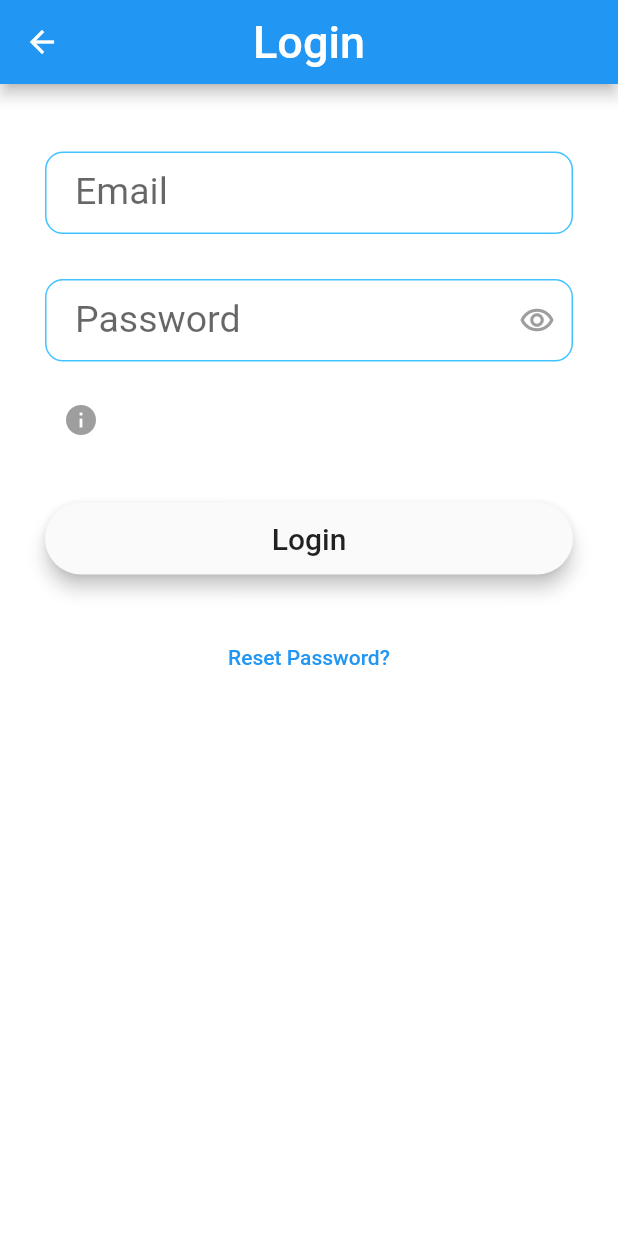
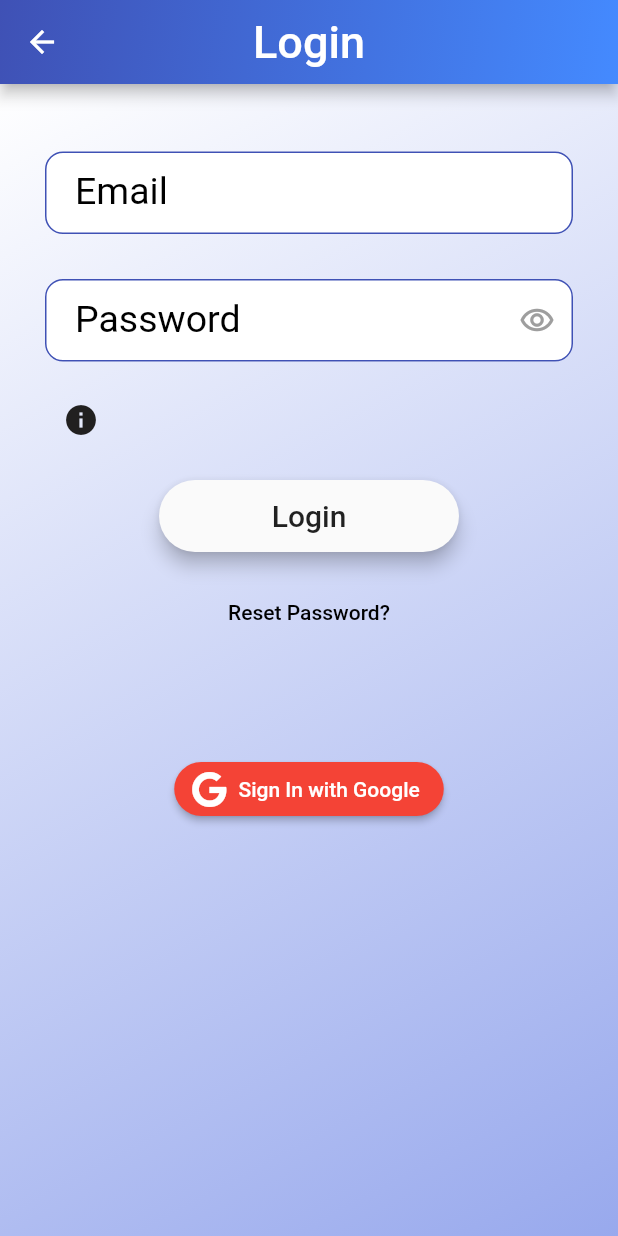
Before and after one commit to namelessto/chitchat, a Flutter app: the screen it shows after launch, after a tap on "Login", on a phone screen of 412 x 824 dp. Run offline on Flutter 3.47's test engine with Material 2 defaults, Android fonts, the phone set to English and light mode, and no system bars; drawn by our look-alikes of modal_progress_hud_nsn; our stand-ins replace animated_text_kit, cloud_firestore, firebase_auth, firebase_core, firebase_messaging, firebase_storage and 7 more; missing offline and left inert: auto_direction, encrypt; accounts and stored records are empty.

Commit message:
Bug fixes and updated visuals

```diff
--- a/lib/presentation/screens/login_screen.dart
+++ b/lib/presentation/screens/login_screen.dart
@@ -1,6 +1,10 @@
+import 'package:chitchat/app_logic/controller/login_controller.dart';
 import 'package:chitchat/presentation/widgets/form_widgets.dart';
+import 'package:chitchat/utilities/constants.dart';
 import 'package:flutter/material.dart';
 import 'package:modal_progress_hud_nsn/modal_progress_hud_nsn.dart';
+import 'package:new_gradient_app_bar/new_gradient_app_bar.dart';
+import 'package:font_awesome_flutter/font_awesome_flutter.dart';
 
 class LoginScreen extends StatefulWidget {
   const LoginScreen({Key key}) : super(key: key);
@@ -10,7 +14,8 @@ class LoginScreen extends StatefulWidget {
 }
 
 class _LoginScreenState extends State<LoginScreen> {
-  final GlobalKey<FormState> _formKey = GlobalKey<FormState>(); //Needed to control the form
+  final GlobalKey<FormState> _formKey =
+      GlobalKey<FormState>(); //Needed to control the form
 
   final TextEditingController _pwController1 = new TextEditingController();
   final TextEditingController _emailController = new TextEditingController();
@@ -37,10 +42,16 @@ class _LoginScreenState extends State<LoginScreen> {
 
   @override
   Widget build(BuildContext context) {
-    FormWidgets formWidgets = new FormWidgets(_formKey, context); //Pass _formKey to FormWidget to save state
+    FormWidgets formWidgets = new FormWidgets(
+        _formKey, context); //Pass _formKey to FormWidget to save state
 
     return Scaffold(
-      appBar: AppBar(
+      appBar: NewGradientAppBar(
+        gradient: LinearGradient(
+          colors: [Colors.blueAccent, Colors.indigo],
+          begin: Alignment.bottomRight,
+          end: Alignment.topLeft,
+        ),
         title: Text(
           'Login',
           style: TextStyle(
@@ -49,26 +60,27 @@ class _LoginScreenState extends State<LoginScreen> {
         ),
         centerTitle: true,
       ),
-      backgroundColor: Color(0xEEFFFFFF),
-      body: ModalProgressHUD(
-        inAsyncCall: showSpinner,
-        progressIndicator: CircularProgressIndicator(),
+      body: Container(
+        height: MediaQuery.of(context).size.height,
+        decoration: BoxDecoration(
+          gradient: gradMain,
+        ),
         child: SingleChildScrollView(
           child: Padding(
             padding: EdgeInsets.all(30.0),
             child: Form(
               key: _formKey,
               child: Column(
-                crossAxisAlignment: CrossAxisAlignment.stretch,
                 children: <Widget>[
                   formWidgets.buildEmail(_emailController),
-                  formWidgets.buildPassword(_pwController1, secureText1, changeSecureText1),
+                  formWidgets.buildPassword(
+                      _pwController1, secureText1, changeSecureText1),
                   Row(
                     children: [
                       IconButton(
                         icon: Icon(
                           Icons.info,
-                          color: Colors.grey,
+                          color: Color(0xFF212020),
                         ),
                         onPressed: () {
                           setState(() {
@@ -84,14 +96,28 @@ class _LoginScreenState extends State<LoginScreen> {
                       ),
                     ],
                   ),
+                  formWidgets.buildLoginButton(saveForm),
+                  formWidgets.buildResetPasswordButton(),
                   SizedBox(
-                    height: 15.0,
+                    height: 70,
                   ),
-                  formWidgets.buildLoginButton(saveForm),
-                  SizedBox(
-                    height: 15.0,
+                  ElevatedButton.icon(
+                    onPressed: Login(context: context).signInWithGoogle,
+                    style: ElevatedButton.styleFrom(
+                      shape: StadiumBorder(),
+                      primary: Colors.red,
+                    ),
+                    icon: FaIcon(
+                      FontAwesomeIcons.google,
+                      color: Colors.white,
+                    ),
+                    label: Text(
+                      'Sign In with Google',
+                      style: TextStyle(
+                        color: Colors.white,
+                      ),
+                    ),
                   ),
-                  formWidgets.buildResetPasswordButton(),
                 ],
               ),
             ),
--- a/lib/presentation/screens/welcome_screen.dart
+++ b/lib/presentation/screens/welcome_screen.dart
@@ -1,4 +1,5 @@
 import 'package:chitchat/utilities/constants.dart';
+import 'package:flutter/cupertino.dart';
 import 'package:flutter/material.dart';
 import 'package:chitchat/presentation/widgets/rounded_button.dart';
 import 'package:animated_text_kit/animated_text_kit.dart';
@@ -15,24 +16,40 @@ class _WelcomeScreenState extends State<WelcomeScreen> {
   @override
   Widget build(BuildContext context) {
     return Scaffold(
-      backgroundColor: Colors.white70,
-      body: Padding(
+      body: Container(
+        decoration: BoxDecoration(
+          gradient: gradMain,
+        ),
+        child: Padding(
           padding: EdgeInsets.symmetric(horizontal: 24.0),
           child: Column(
             mainAxisAlignment: MainAxisAlignment.center,
             crossAxisAlignment: CrossAxisAlignment.stretch,
             children: <Widget>[
               SizedBox(
+                height: MediaQuery.of(context).size.height * 0.3,
+                width: MediaQuery.of(context).size.width,
+                child: FittedBox(
+                  fit: BoxFit.contain,
+                  child: Image(
+                    image: AssetImage('assets/icon.png'),
+                  ),
+                ),
+              ),
+              SizedBox(
                 height: MediaQuery.of(context).size.height * 0.2,
                 width: MediaQuery.of(context).size.width,
                 child: FittedBox(
                   fit: BoxFit.fitWidth,
                   child: AnimatedTextKit(
+                    pause: Duration(milliseconds: 0),
                     repeatForever: true,
                     animatedTexts: [
                       FlickerAnimatedText(
                         'CHITCHAT',
                         textAlign: TextAlign.center,
+                        speed: Duration(milliseconds: 3000),
+                        //entryEnd: 0.8,
                         // textStyle: TextStyle(
                         //   fontSize: 75.0,
                         // ),
@@ -42,16 +59,19 @@ class _WelcomeScreenState extends State<WelcomeScreen> {
                 ),
               ),
               RoundedButton(
-              onPress: () => Navigation().changeScreen(context, loginScreenID),
+                onPress: () =>
+                    Navigation().changeScreen(context, loginScreenID),
                 text: 'Login',
               ),
               RoundedButton(
-              onPress: () => Navigation().changeScreen(context, registrationScreenID),
+                onPress: () =>
+                    Navigation().changeScreen(context, registrationScreenID),
                 text: 'Register',
               ),
             ],
           ),
         ),
+      ),
     );
   }
 }
--- a/lib/presentation/widgets/chat_card.dart
+++ b/lib/presentation/widgets/chat_card.dart
@@ -13,6 +13,7 @@ class ChatCard extends StatelessWidget {
   Widget build(BuildContext context) {
     return ListTile(
       leading: CircleAvatar(
+        backgroundColor: Colors.transparent,
         backgroundImage: image != null
             ? image != ''
                 ? NetworkImage(image)
--- a/lib/presentation/widgets/form_widgets.dart
+++ b/lib/presentation/widgets/form_widgets.dart
@@ -250,6 +250,9 @@ class FormWidgets {
 
   Widget buildResetPasswordButton() {
     return TextButton(
+      /*style: TextButton.styleFrom(
+        backgroundColor: Colors.white,
+      ),*/
       onPressed: () {
         try {
           _email = emailController.text;
@@ -280,7 +283,10 @@ class FormWidgets {
           print('Something went wrong + $e');
         }
       },
-      child: Text('Reset Password?'),
+      child: Text(
+        'Reset Password?',
+        style: TextStyle(color: Colors.black),
+      ),
     );
   }
 
--- a/lib/utilities/constants.dart
+++ b/lib/utilities/constants.dart
@@ -24,6 +24,7 @@ const textFieldDecoration = InputDecoration(
   fillColor: Colors.white,
   focusColor: Colors.white,
   labelStyle: TextStyle(
+    color: Color(0xFF000000),
     fontSize: 25.0,
   ),
   contentPadding: EdgeInsets.symmetric(vertical: 18.0, horizontal: 20.0),
@@ -31,13 +32,38 @@ const textFieldDecoration = InputDecoration(
     borderRadius: BorderRadius.all(Radius.circular(12.0)),
   ),
   enabledBorder: OutlineInputBorder(
-    borderSide: BorderSide(color: Colors.lightBlueAccent, width: 1.0),
+    borderSide: BorderSide(color: Colors.indigo, width: 1.0),
     borderRadius: BorderRadius.all(Radius.circular(12.0)),
   ),
   focusedBorder: OutlineInputBorder(
-    borderSide: BorderSide(color: Colors.blueAccent, width: 2.0),
+    borderSide: BorderSide(color: Colors.indigo, width: 2.0),
     borderRadius: BorderRadius.all(Radius.circular(12.0)),
   ),
+);
+
+// ---------- Gradient Scheme ----------
+const gradMain = LinearGradient(
+  colors: [
+    Color(0xFFFFFFFF),
+    Color(0xFF98A9ED),
+  ],
+  end: Alignment.bottomRight,
+  begin: Alignment.topLeft,
+);
+
+const gradSecond = LinearGradient(
+  colors: [
+    Color(0xFF95B1FF),
+    Colors.indigoAccent,
+  ],
+  begin: Alignment.topLeft,
+  end: Alignment.bottomRight,
+);
+
+const gradAppBar = LinearGradient(
+  colors: [Colors.blueAccent, Colors.indigo],
+  begin: Alignment.bottomRight,
+  end: Alignment.topLeft,
 );
 
 // ---------- Collections Paths ----------
--- a/pubspec.yaml
+++ b/pubspec.yaml
@@ -41,8 +41,9 @@ dependencies:
   image_picker: ^0.8.0+3
   auto_direction: ^0.0.5
   permission_handler: ^8.1.1
-  http: ^0.13.0
-  path_provider: ^2.0.0
+  new_gradient_app_bar: ^0.2.0
+  google_sign_in: ^5.1.1
+  font_awesome_flutter: ^9.1.0
 
 dev_dependencies:
   flutter_test:
```
Also changed, not shown: lib/app_logic/controller/login_controller.dart (+106 -1 lines), lib/app_logic/controller/navigation_controller.dart (+6 -1 lines), lib/presentation/screens/chat_screen.dart (+18 -2 lines), lib/presentation/screens/lobby_screen.dart (+13 -2 lines), lib/presentation/screens/registration_screen.dart (+16 -6 lines), lib/presentation/screens/search_result_screen.dart (+15 -5 lines), lib/presentation/screens/setting_screen.dart (+15 -5 lines), lib/presentation/widgets/alert_dialog.dart (+25 -3 lines), lib/presentation/widgets/chat_textfield.dart (+16 -13 lines), lib/presentation/widgets/message_bubble.dart (+5 -4 lines), pubspec.lock, 3 other files. Lines whose indentation alone changed are shown as unchanged.
